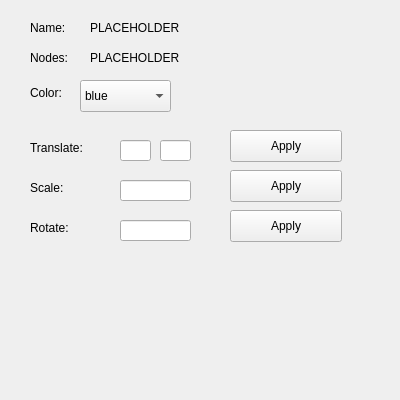
ATh0m/curve-editor, file src/ui/curvedetails.ui: the form before one commit.
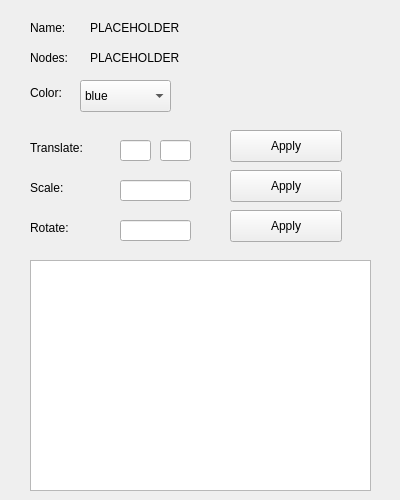
The form after the commit.

The edit to the form file:
```diff
--- a/src/ui/curvedetails.ui
+++ b/src/ui/curvedetails.ui
@@ -7,19 +7,19 @@
     <x>0</x>
     <y>0</y>
     <width>400</width>
-    <height>400</height>
+    <height>500</height>
    </rect>
   </property>
   <property name="minimumSize">
    <size>
     <width>400</width>
-    <height>400</height>
+    <height>500</height>
    </size>
   </property>
   <property name="maximumSize">
    <size>
     <width>400</width>
-    <height>400</height>
+    <height>500</height>
    </size>
   </property>
   <property name="windowTitle">
@@ -242,6 +242,16 @@
      <string>Apply</string>
     </property>
    </widget>
+   <widget class="QListWidget" name="nodesList">
+    <property name="geometry">
+     <rect>
+      <x>30</x>
+      <y>260</y>
+      <width>341</width>
+      <height>231</height>
+     </rect>
+    </property>
+   </widget>
   </widget>
  </widget>
  <resources/>
```
